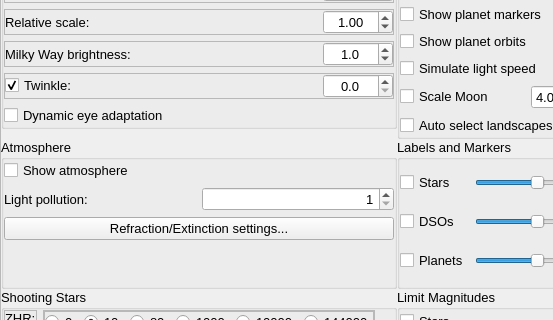
Qt form src/gui/viewDialog.ui (519984307/stellarium_src) before a commit; both pictures show x 0 to 553 and y 144 to 464 of the 659 by 554 pixel window.
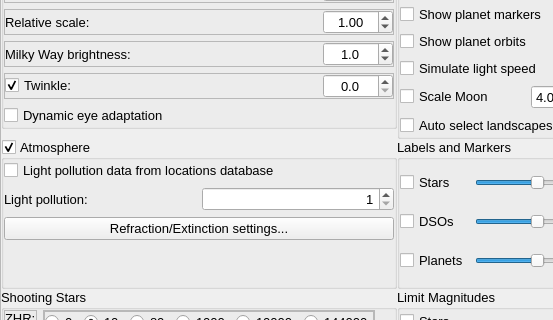
The same form after that commit. Icons and pictures are not drawn. Custom widgets are drawn as their Qt base class.

Commit message: Enable usage of data for light pollution from locations database

Diff of the .ui file:
```diff
--- a/src/gui/viewDialog.ui
+++ b/src/gui/viewDialog.ui
@@ -621,6 +621,12 @@
             <property name="title">
              <string>Atmosphere</string>
             </property>
+            <property name="flat">
+             <bool>true</bool>
+            </property>
+            <property name="checkable">
+             <bool>true</bool>
+            </property>
             <layout class="QVBoxLayout" name="verticalLayout_3">
              <property name="leftMargin">
               <number>0</number>
@@ -637,7 +643,7 @@
              <item>
               <widget class="QCheckBox" name="showAtmosphereCheckBox">
                <property name="text">
-                <string>Show atmosphere</string>
+                <string>Light pollution data from locations database</string>
                </property>
               </widget>
              </item>
```
Left out of the diff: 10 changed lines with no effect on the pictures. The commit also changes 6 other files.
